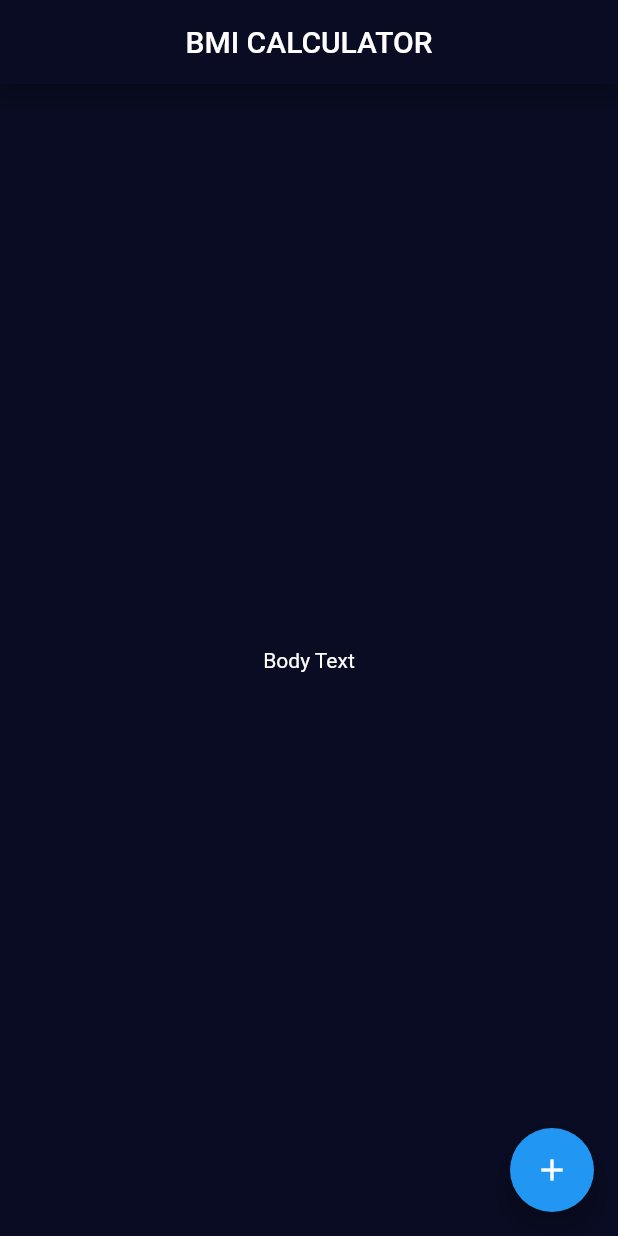
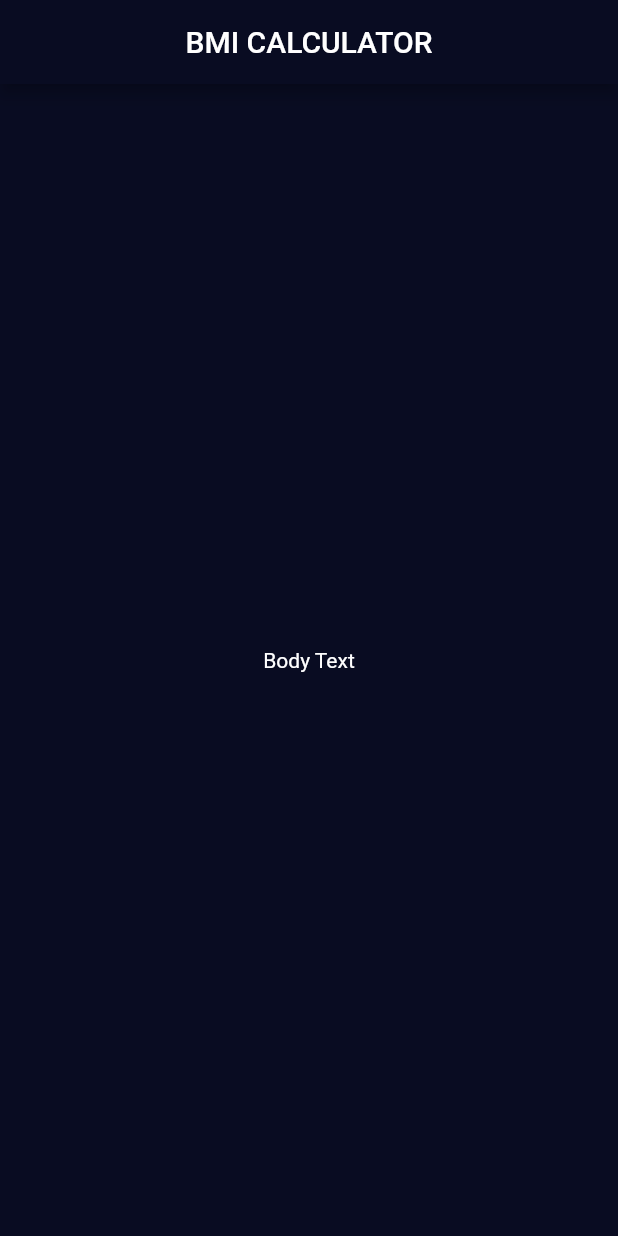
Before and after one commit to bhavikvashi1804/bmi-calculator-flutter, a Flutter app: the screen it shows after launch, on a phone screen of 412 x 824 dp. Run offline on Flutter 3.47's test engine with Material 2 defaults, Android fonts, the phone set to English and light mode, and no system bars.

Commit message:
Theme concept completed

```diff
--- a/lib/main.dart
+++ b/lib/main.dart
@@ -32,13 +32,6 @@ class _InputPageState extends State<InputPage> {
       body: Center(
         child: Text('Body Text'),
       ),
-      floatingActionButton: Theme(
-        data: ThemeData.light(),
-        child: FloatingActionButton(
-          child: Icon(Icons.add),
-          onPressed: () {},
-        ),
-      ),
     );
   }
 }
```
